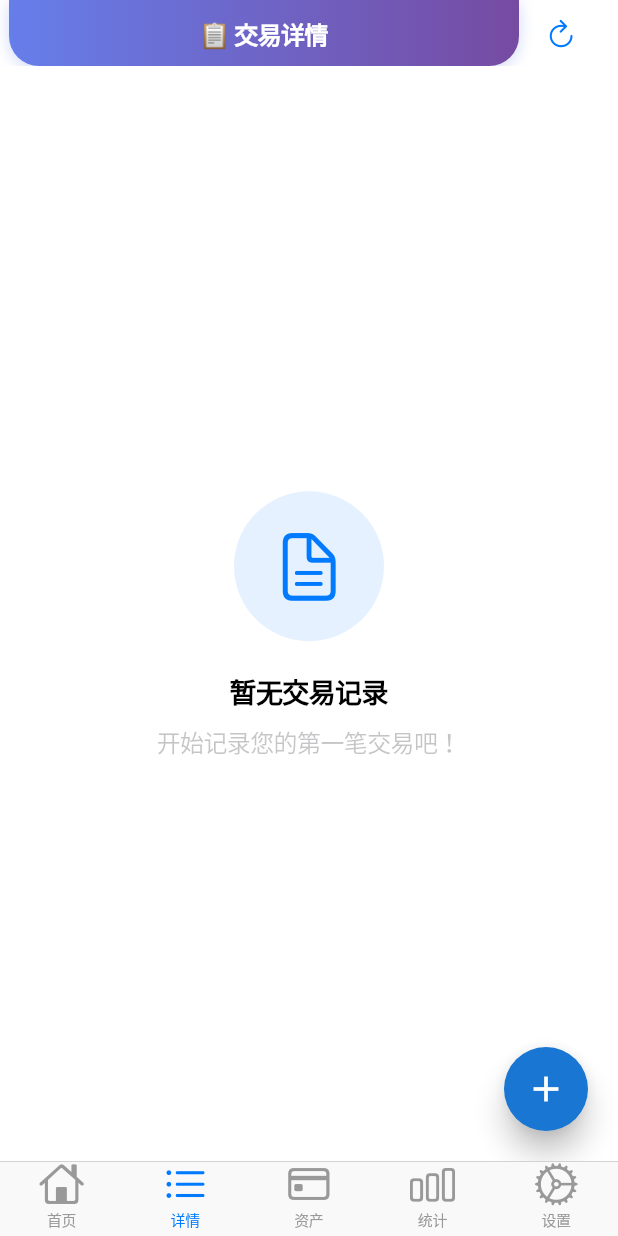
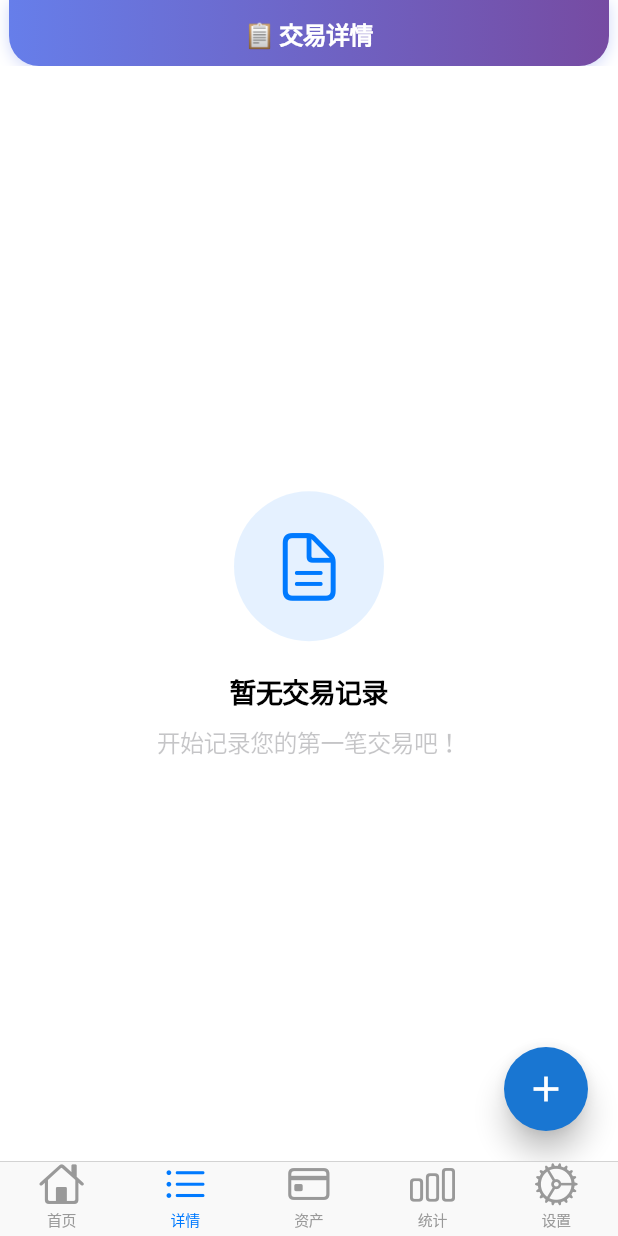
Before and after one commit to adoom2017/mini_money_flutter, a Flutter app: the DetailsScreen screen opened by its route, on a phone screen of 412 x 824 dp. Run offline on Flutter 3.47's test engine with Material 3 defaults, Android fonts, the phone set to English and light mode, and no system bars; our stand-ins replace fl_chart, go_router, image_picker, logger, shared_preferences; missing offline and left inert: window_manager; accounts and stored records are empty; network calls fail.

```diff
--- a/lib/api/api_service.dart
+++ b/lib/api/api_service.dart
@@ -4,7 +4,26 @@ import 'package:shared_preferences/shared_preferences.dart';
 import '../utils/app_logger.dart';
 
 class ApiService {
-  final String _baseUrl = 'http://127.0.0.1:8080/api';
+  static String _baseUrl = 'http://127.0.0.1:8080/api';
+
+  /// 持久化并设置 baseUrl，调用后所有请求将使用新的 base URL
+  static Future<void> setBaseUrl(String url) async {
+    _baseUrl = url;
+    final prefs = await SharedPreferences.getInstance();
+    await prefs.setString('api_base_url', url);
+  }
+
+  /// 从 SharedPreferences 中加载已保存的 baseUrl（如果存在）
+  static Future<void> loadBaseUrl() async {
+    final prefs = await SharedPreferences.getInstance();
+    final url = prefs.getString('api_base_url');
+    if (url != null && url.isNotEmpty) {
+      _baseUrl = url;
+    }
+  }
+
+  /// 公开读取当前 baseUrl（只读）
+  static String get baseUrl => _baseUrl;
 
   // 401错误回调函数
   static void Function()? _onUnauthorized;
--- a/lib/screens/asset_detail_screen.dart
+++ b/lib/screens/asset_detail_screen.dart
@@ -226,7 +226,7 @@ class AssetDetailScreen extends StatelessWidget {
                   getTitlesWidget: (value, meta) {
                     final index = value.toInt();
                     if (index >= 0 && index < sortedRecords.length) {
-                      final date = sortedRecords[index].date;
+                      final date = sortedRecords[index].date.toLocal();
                       return Padding(
                         padding: const EdgeInsets.only(top: 8),
                         child: Text(
@@ -292,7 +292,7 @@ class AssetDetailScreen extends StatelessWidget {
                     if (index >= 0 && index < sortedRecords.length) {
                       final record = sortedRecords[index];
                       return LineTooltipItem(
-                        '${DateFormat('yyyy/MM/dd').format(record.date)}\n',
+                        '${DateFormat('yyyy/MM/dd').format(record.date.toLocal())}\n',
                         const TextStyle(
                           color: CupertinoColors.white,
                           fontWeight: FontWeight.bold,
--- a/lib/screens/details_screen.dart
+++ b/lib/screens/details_screen.dart
@@ -76,22 +76,27 @@ class _DetailsScreenState extends State<DetailsScreen> {
                   ),
                 ),
               ),
-              trailing: CupertinoButton(
-                padding: EdgeInsets.zero,
-                child: const Icon(CupertinoIcons.refresh),
-                onPressed: () => provider.fetchTransactions(),
-              ),
             ),
             child: Stack(
               children: [
-                SafeArea(
-                  child: Padding(
+                Padding(
                   padding: const EdgeInsets.only(top: 16), // 添加顶部padding
+                  child: SafeArea(
                     child: provider.isLoading
                         ? const Center(
                             child: CupertinoActivityIndicator(radius: 12),
                           )
-                        : _buildTransactionListView(context, provider),
+                        : CustomScrollView(
+                            controller: _scrollController,
+                            slivers: [
+                              CupertinoSliverRefreshControl(
+                                onRefresh: () async {
+                                  await provider.fetchTransactions();
+                                },
+                              ),
+                              ..._buildTransactionSlivers(context, provider),
+                            ],
+                          ),
                   ),
                 ),
                 // 浮动按钮
@@ -115,10 +120,11 @@ class _DetailsScreenState extends State<DetailsScreen> {
     );
   }
 
-  Widget _buildTransactionListView(
-      BuildContext context, TransactionProvider provider) {
-    if (provider.transactions.isEmpty) {
-      return Center(
+  List<Widget> _buildEmptySliver() {
+    return [
+      SliverFillRemaining(
+        hasScrollBody: false,
+        child: Center(
           child: Column(
             mainAxisAlignment: MainAxisAlignment.center,
             children: [
@@ -154,7 +160,15 @@ class _DetailsScreenState extends State<DetailsScreen> {
               ),
             ],
           ),
-      );
+        ),
+      ),
+    ];
+  }
+
+  List<Widget> _buildTransactionSlivers(
+      BuildContext context, TransactionProvider provider) {
+    if (provider.transactions.isEmpty) {
+      return _buildEmptySliver();
     }
 
     // 按日期分组交易
@@ -171,21 +185,19 @@ class _DetailsScreenState extends State<DetailsScreen> {
     final sortedDates = groupedTransactions.keys.toList()
       ..sort((a, b) => b.compareTo(a));
 
-    return CupertinoScrollbar(
-      controller: _scrollController,
-      child: ListView.builder(
-        controller: _scrollController,
-        padding: const EdgeInsets.only(bottom: 100),
-        itemCount: sortedDates.length,
-        itemBuilder: (context, index) {
+    return [
+      SliverList(
+        delegate: SliverChildBuilderDelegate(
+          (context, index) {
             final dateKey = sortedDates[index];
             final transactions = groupedTransactions[dateKey]!;
             final date = DateTime.parse(dateKey);
-
             return _buildDateGroup(context, date, transactions, provider);
           },
+          childCount: sortedDates.length,
         ),
-    );
+      ),
+    ];
   }
 
   Widget _buildDateGroup(BuildContext context, DateTime date,
@@ -460,7 +472,7 @@ class _DetailsScreenState extends State<DetailsScreen> {
                     ),
                     const SizedBox(width: 4),
                     Text(
-                      DateFormat('HH:mm').format(transaction.date),
+                      DateFormat('HH:mm').format(transaction.date.toLocal()),
                       style: const TextStyle(
                         fontSize: 13,
                         color: CupertinoColors.placeholderText,
--- a/lib/screens/home_screen.dart
+++ b/lib/screens/home_screen.dart
@@ -5,6 +5,7 @@ import 'package:flutter/gestures.dart';
 import 'package:go_router/go_router.dart';
 import 'package:provider/provider.dart';
 import '../providers/home_provider.dart';
+import '../providers/auth_provider.dart';
 import '../widgets/custom_calendar.dart';
 import '../models/transaction.dart';
 import '../api/api_service.dart';
@@ -624,7 +625,7 @@ class _HomeScreenState extends State<HomeScreen> {
                     ),
                     const SizedBox(width: 4),
                     Text(
-                      DateFormat('HH:mm').format(transaction.date),
+                      DateFormat('HH:mm').format(transaction.date.toLocal()),
                       style: TextStyle(
                         fontSize: 12,
                         color: Colors.grey[600],
@@ -715,6 +716,9 @@ class _HomeScreenState extends State<HomeScreen> {
       }
     } catch (error) {
       AppLogger.error('Failed to fetch transactions for day: $error');
+      if (mounted) {
+        Provider.of<AuthProvider>(context, listen: false).logout();
+      }
     } finally {
       if (mounted) {
         setState(() {
```
Also changed, not shown: lib/screens/add_transaction_screen.dart (+4 -4 lines), lib/screens/assets_screen.dart (+0 -17 lines), lib/screens/login_screen.dart (+65 -1 lines), lib/screens/statistics_screen.dart (+59 -48 lines). Lines whose indentation alone changed are shown as unchanged.
